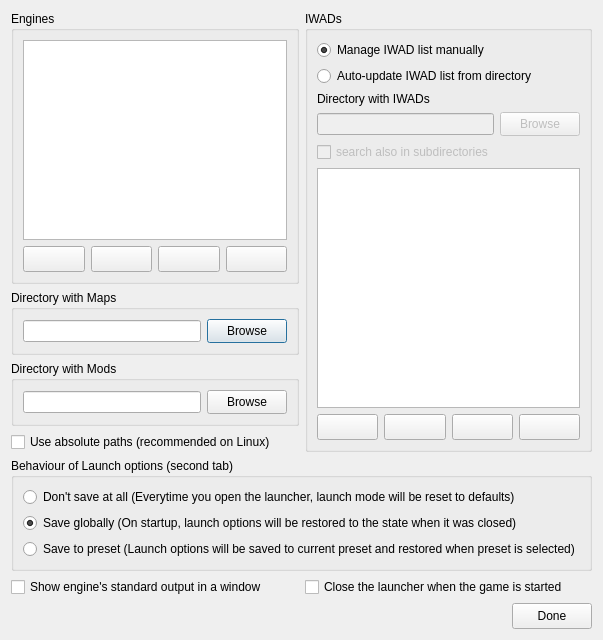
Above: Forms/SetupDialog.ui from Youda008/DoomRunner before the change. Below: the same form after it.
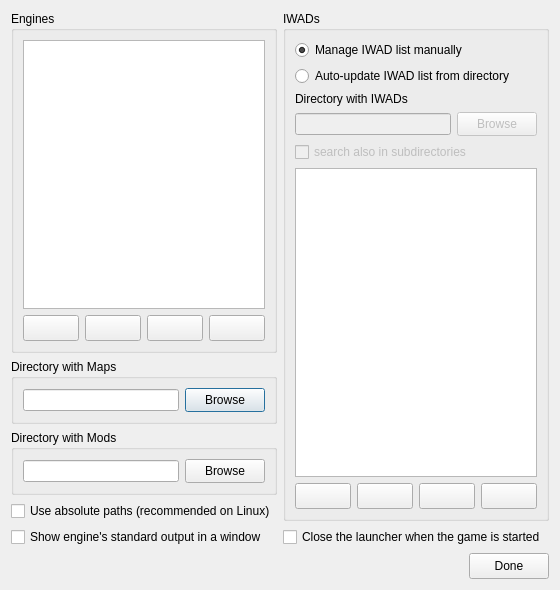
That is the form after the change. Icons and pictures are not drawn. Custom widgets are drawn as their Qt base class.

Commit message: added UI to select storage for different options groups

Patch:
```diff
--- a/Forms/SetupDialog.ui
+++ b/Forms/SetupDialog.ui
@@ -10,7 +10,7 @@
     <x>0</x>
     <y>0</y>
     <width>560</width>
-    <height>640</height>
+    <height>590</height>
    </rect>
   </property>
   <property name="windowTitle">
@@ -414,39 +414,6 @@
      </item>
     </layout>
    </item>
-   <item>
-    <widget class="QGroupBox" name="launchOptsGrpBox">
-     <property name="title">
-      <string>Behaviour of Launch options (second tab)</string>
-     </property>
-     <layout class="QVBoxLayout" name="verticalLayout_8">
-      <item>
-       <widget class="QRadioButton" name="optsStorage_none">
-        <property name="text">
-         <string>Don't save at all (Everytime you open the launcher, launch mode will be reset to defaults)</string>
-        </property>
-       </widget>
-      </item>
-      <item>
-       <widget class="QRadioButton" name="optsStorage_global">
-        <property name="text">
-         <string>Save globally (On startup, launch options will be restored to the state when it was closed)</string>
-        </property>
-        <property name="checked">
-         <bool>true</bool>
-        </property>
-       </widget>
-      </item>
-      <item>
-       <widget class="QRadioButton" name="optsStorage_preset">
-        <property name="text">
-         <string>Save to preset (Launch options will be saved to current preset and restored when preset is selected)</string>
-        </property>
-       </widget>
-      </item>
-     </layout>
-    </widget>
-   </item>
    <item>
     <layout class="QHBoxLayout" name="horizontalLayout_7">
      <item>
```
The commit also changes 13 other files.
